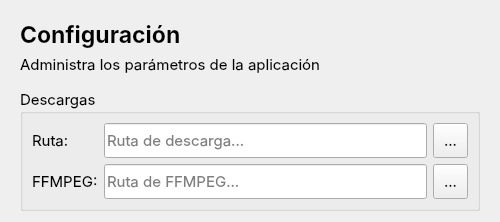
caicesardev/GUIDownloader, file app/ui/Settings.ui: the form before one commit.
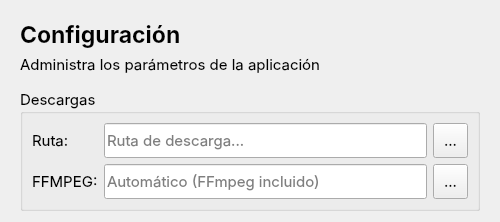
The form after the commit. Icons and pictures are not drawn.

What changed in the file:
```diff
--- a/app/ui/Settings.ui
+++ b/app/ui/Settings.ui
@@ -166,11 +166,14 @@
              <height>35</height>
             </size>
            </property>
-           <property name="readOnly">
-            <bool>true</bool>
+           <property name="toolTip">
+            <string>Carpeta que contiene ffmpeg. Déjalo vacío para usar el incluido.</string>
            </property>
            <property name="placeholderText">
-            <string>Ruta de FFMPEG...</string>
+            <string>Automático (FFmpeg incluido)</string>
+           </property>
+           <property name="clearButtonEnabled">
+            <bool>true</bool>
            </property>
           </widget>
          </item>
```
